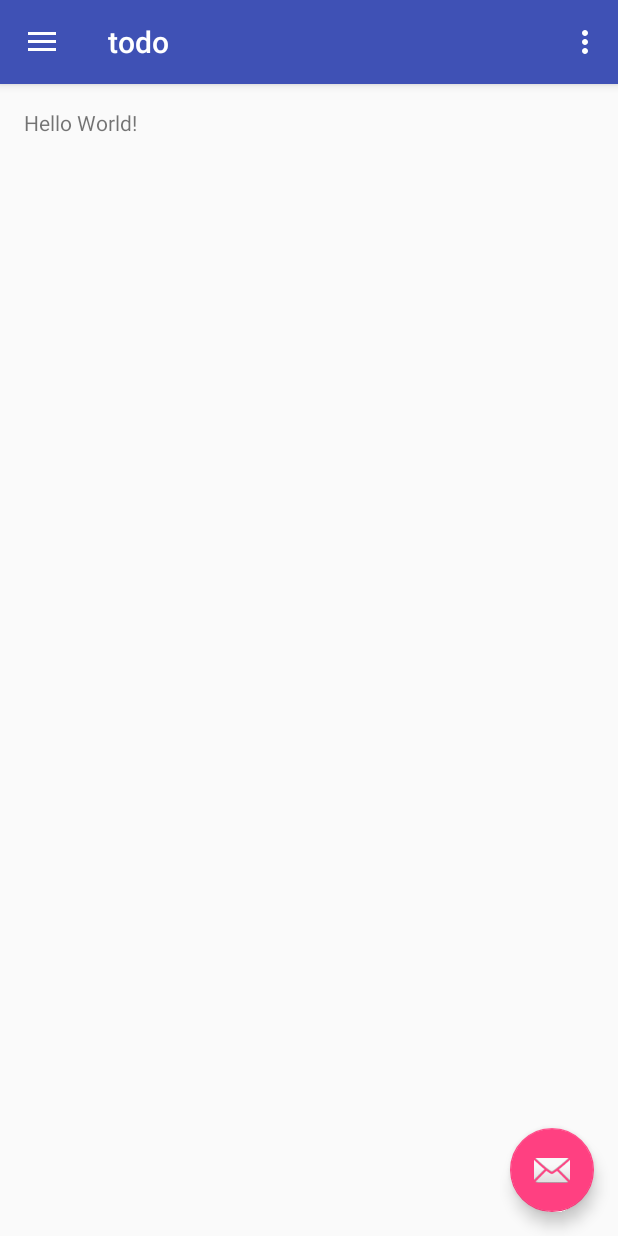
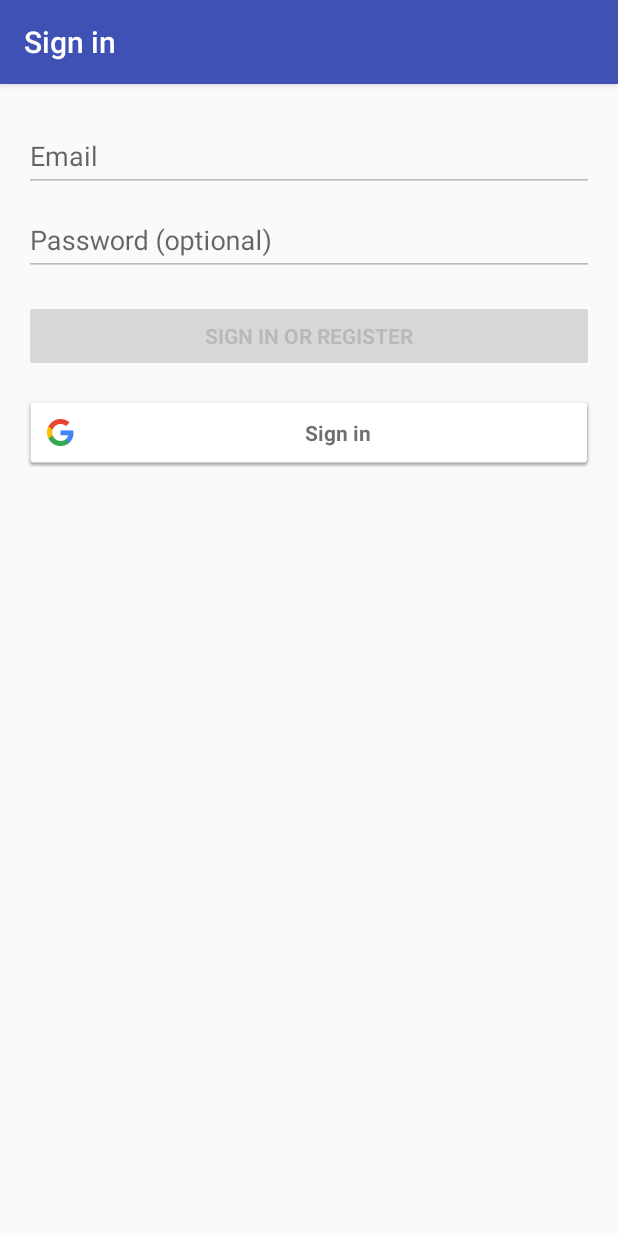
Before and after one commit to et79/todo, an Android app: the screen it shows after launch (MainActivity before the commit, LoginActivity after it), on a phone screen of 412 x 824 dp. Run offline under Robolectric (Android 15) with nearby library versions, the phone set to English and light mode, and no system bars; our stand-ins replace Firebase (no records; nobody signed in at launch, a user with empty details on screens opened directly); 2 statements that could not run were skipped.

Commit message:
Add Google login

```diff
--- /dev/null
+++ b/app/src/main/java/com/et79/todo/LoginActivity.java
@@ -0,0 +1,457 @@
+package com.et79.todo;
+
+import android.animation.Animator;
+import android.animation.AnimatorListenerAdapter;
+import android.annotation.TargetApi;
+import android.content.Intent;
+import android.content.pm.PackageManager;
+import android.support.annotation.NonNull;
+import android.support.design.widget.Snackbar;
+import android.support.v7.app.AppCompatActivity;
+import android.app.LoaderManager.LoaderCallbacks;
+
+import android.content.CursorLoader;
+import android.content.Loader;
+import android.database.Cursor;
+import android.net.Uri;
+import android.os.AsyncTask;
+
+import android.os.Build;
+import android.os.Bundle;
+import android.provider.ContactsContract;
+import android.text.TextUtils;
+import android.util.Log;
+import android.view.KeyEvent;
+import android.view.View;
+import android.view.View.OnClickListener;
+import android.view.inputmethod.EditorInfo;
+import android.widget.ArrayAdapter;
+import android.widget.AutoCompleteTextView;
+import android.widget.Button;
+import android.widget.EditText;
+import android.widget.TextView;
+import android.widget.Toast;
+
+import com.google.android.gms.auth.api.Auth;
+import com.google.android.gms.auth.api.signin.GoogleSignInAccount;
+import com.google.android.gms.auth.api.signin.GoogleSignInOptions;
+import com.google.android.gms.auth.api.signin.GoogleSignInResult;
+import com.google.android.gms.common.ConnectionResult;
+import com.google.android.gms.common.SignInButton;
+import com.google.android.gms.common.api.GoogleApiClient;
+import com.google.android.gms.tasks.OnCompleteListener;
+import com.google.android.gms.tasks.Task;
+import com.google.firebase.auth.AuthCredential;
+import com.google.firebase.auth.AuthResult;
+import com.google.firebase.auth.FirebaseAuth;
+import com.google.firebase.auth.GoogleAuthProvider;
+
+import java.util.ArrayList;
+import java.util.List;
+
+import static android.Manifest.permission.READ_CONTACTS;
+
+/**
+ * A login screen that offers login via email/password.
+ */
+public class LoginActivity extends AppCompatActivity implements
+        GoogleApiClient.OnConnectionFailedListener, LoaderCallbacks<Cursor> {
+
+    private static final String TAG = "LoginActivity";
+    private static final int RC_SIGN_IN = 9001;
+
+    /**
+     * Id to identity READ_CONTACTS permission request.
+     */
+    private static final int REQUEST_READ_CONTACTS = 0;
+
+    /**
+     * A dummy authentication store containing known user names and passwords.
+     * TODO: remove after connecting to a real authentication system.
+     */
+    private static final String[] DUMMY_CREDENTIALS = new String[]{
+            "foo@example.com:hello", "bar@example.com:world"
+    };
+    /**
+     * Keep track of the login task to ensure we can cancel it if requested.
+     */
+    private UserLoginTask mAuthTask = null;
+
+    // UI references.
+    private AutoCompleteTextView mEmailView;
+    private EditText mPasswordView;
+    private View mProgressView;
+    private View mLoginFormView;
+
+
+    private GoogleApiClient mGoogleApiClient;
+
+    // Firebase instance variables
+    private FirebaseAuth mFirebaseAuth;
+
+    @Override
+    protected void onCreate(Bundle savedInstanceState) {
+        super.onCreate(savedInstanceState);
+        setContentView(R.layout.activity_login);
+        // Set up the login form.
+        mEmailView = (AutoCompleteTextView) findViewById(R.id.email);
+        populateAutoComplete();
+
+        mPasswordView = (EditText) findViewById(R.id.password);
+        mPasswordView.setOnEditorActionListener(new TextView.OnEditorActionListener() {
+            @Override
+            public boolean onEditorAction(TextView textView, int id, KeyEvent keyEvent) {
+                if (id == R.id.login || id == EditorInfo.IME_NULL) {
+                    attemptLogin();
+                    return true;
+                }
+                return false;
+            }
+        });
+
+        Button mEmailSignInButton = (Button) findViewById(R.id.email_sign_in_button);
+        mEmailSignInButton.setOnClickListener(new OnClickListener() {
+            @Override
+            public void onClick(View view) {
+                attemptLogin();
+            }
+        });
+
+        // TODO: メールによるログイン
+        mEmailView.setEnabled(false);
+        mPasswordView.setEnabled(false);
+        mEmailSignInButton.setEnabled(false);
+
+        SignInButton mGoogleSignInButton = (SignInButton) findViewById(R.id.sign_in_button);
+        mGoogleSignInButton.setOnClickListener(new OnClickListener() {
+            @Override
+            public void onClick(View view) {
+                        signIn();
+            }
+        });
+
+        mLoginFormView = findViewById(R.id.login_form);
+        mProgressView = findViewById(R.id.login_progress);
+
+        // Configure Google Sign In
+        GoogleSignInOptions gso = new GoogleSignInOptions.Builder(GoogleSignInOptions.DEFAULT_SIGN_IN)
+                .requestIdToken(getString(R.string.default_web_client_id))
+                .requestEmail()
+                .build();
+        mGoogleApiClient = new GoogleApiClient.Builder(this)
+                .enableAutoManage(this /* FragmentActivity */, this /* OnConnectionFailedListener */)
+                .addApi(Auth.GOOGLE_SIGN_IN_API, gso)
+                .build();
+
+        // Initialize FirebaseAuth
+        mFirebaseAuth = FirebaseAuth.getInstance();
+    }
+
+
+    private void signIn() {
+        Intent signInIntent = Auth.GoogleSignInApi.getSignInIntent(mGoogleApiClient);
+        startActivityForResult(signInIntent, RC_SIGN_IN);
+    }
+
+    @Override
+    public void onActivityResult(int requestCode, int resultCode, Intent data) {
+        super.onActivityResult(requestCode, resultCode, data);
+
+        // Result returned from launching the Intent from GoogleSignInApi.getSignInIntent(...);
+        if (requestCode == RC_SIGN_IN) {
+            GoogleSignInResult result = Auth.GoogleSignInApi.getSignInResultFromIntent(data);
+            if (result.isSuccess()) {
+                // Google Sign In was successful, authenticate with Firebase
+                GoogleSignInAccount account = result.getSignInAccount();
+                firebaseAuthWithGoogle(account);
+            } else {
+                // Google Sign In failed
+                Log.e(TAG, "Google Sign In failed.");
+            }
+        }
+    }
+    private void firebaseAuthWithGoogle(GoogleSignInAccount acct) {
+        Log.d(TAG, "firebaseAuthWithGooogle:" + acct.getId());
+        AuthCredential credential = GoogleAuthProvider.getCredential(acct.getIdToken(), null);
+        mFirebaseAuth.signInWithCredential(credential)
+                .addOnCompleteListener(this, new OnCompleteListener<AuthResult>() {
+                    @Override
+                    public void onComplete(@NonNull Task<AuthResult> task) {
+                        Log.d(TAG, "signInWithCredential:onComplete:" + task.isSuccessful());
+
+                        // If sign in fails, display a message to the user. If sign in succeeds
+                        // the auth state listener will be notified and logic to handle the
+                        // signed in user can be handled in the listener.
+                        if (!task.isSuccessful()) {
+                            Log.w(TAG, "signInWithCredential", task.getException());
+                            Toast.makeText(LoginActivity.this, "Authentication failed.",
+                                    Toast.LENGTH_SHORT).show();
+                        } else {
+                            startActivity(new Intent(LoginActivity.this, MainActivity.class));
+                            finish();
+                        }
+                    }
+                });
+    }
+
+    private void populateAutoComplete() {
+        if (!mayRequestContacts()) {
+            return;
+        }
+
+        getLoaderManager().initLoader(0, null, this);
+    }
+
+    private boolean mayRequestContacts() {
+        if (Build.VERSION.SDK_INT < Build.VERSION_CODES.M) {
+            return true;
+        }
+        if (checkSelfPermission(READ_CONTACTS) == PackageManager.PERMISSION_GRANTED) {
+            return true;
+        }
+        if (shouldShowRequestPermissionRationale(READ_CONTACTS)) {
+            Snackbar.make(mEmailView, R.string.permission_rationale, Snackbar.LENGTH_INDEFINITE)
+                    .setAction(android.R.string.ok, new View.OnClickListener() {
+                        @Override
+                        @TargetApi(Build.VERSION_CODES.M)
+                        public void onClick(View v) {
+                            requestPermissions(new String[]{READ_CONTACTS}, REQUEST_READ_CONTACTS);
+                        }
+                    });
+        } else {
+            requestPermissions(new String[]{READ_CONTACTS}, REQUEST_READ_CONTACTS);
+        }
+        return false;
+    }
+
+    /**
+     * Callback received when a permissions request has been completed.
+     */
+    @Override
+    public void onRequestPermissionsResult(int requestCode, @NonNull String[] permissions,
+                                           @NonNull int[] grantResults) {
+        if (requestCode == REQUEST_READ_CONTACTS) {
+            if (grantResults.length == 1 && grantResults[0] == PackageManager.PERMISSION_GRANTED) {
+                populateAutoComplete();
+            }
+        }
+    }
+
+
+    /**
+     * Attempts to sign in or register the account specified by the login form.
+     * If there are form errors (invalid email, missing fields, etc.), the
+     * errors are presented and no actual login attempt is made.
+     */
+    private void attemptLogin() {
+        if (mAuthTask != null) {
+            return;
+        }
+
+        // Reset errors.
+        mEmailView.setError(null);
+        mPasswordView.setError(null);
+
+        // Store values at the time of the login attempt.
+        String email = mEmailView.getText().toString();
+        String password = mPasswordView.getText().toString();
+
+        boolean cancel = false;
+        View focusView = null;
+
+        // Check for a valid password, if the user entered one.
+        if (!TextUtils.isEmpty(password) && !isPasswordValid(password)) {
+            mPasswordView.setError(getString(R.string.error_invalid_password));
+            focusView = mPasswordView;
+            cancel = true;
+        }
+
+        // Check for a valid email address.
+        if (TextUtils.isEmpty(email)) {
+            mEmailView.setError(getString(R.string.error_field_required));
+            focusView = mEmailView;
+            cancel = true;
+        } else if (!isEmailValid(email)) {
+            mEmailView.setError(getString(R.string.error_invalid_email));
+            focusView = mEmailView;
+            cancel = true;
+        }
+
+        if (cancel) {
+            // There was an error; don't attempt login and focus the first
+            // form field with an error.
+            focusView.requestFocus();
+        } else {
+            // Show a progress spinner, and kick off a background task to
+            // perform the user login attempt.
+            showProgress(true);
+            mAuthTask = new UserLoginTask(email, password);
+            mAuthTask.execute((Void) null);
+        }
+    }
+
+    private boolean isEmailValid(String email) {
+        //TODO: Replace this with your own logic
+        return email.contains("@");
+    }
+
+    private boolean isPasswordValid(String password) {
+        //TODO: Replace this with your own logic
+        return password.length() > 4;
+    }
+
+    /**
+     * Shows the progress UI and hides the login form.
+     */
+    @TargetApi(Build.VERSION_CODES.HONEYCOMB_MR2)
+    private void showProgress(final boolean show) {
+        // On Honeycomb MR2 we have the ViewPropertyAnimator APIs, which allow
+        // for very easy animations. If available, use these APIs to fade-in
+        // the progress spinner.
+        if (Build.VERSION.SDK_INT >= Build.VERSION_CODES.HONEYCOMB_MR2) {
+            int shortAnimTime = getResources().getInteger(android.R.integer.config_shortAnimTime);
+
+            mLoginFormView.setVisibility(show ? View.GONE : View.VISIBLE);
+            mLoginFormView.animate().setDuration(shortAnimTime).alpha(
+                    show ? 0 : 1).setListener(new AnimatorListenerAdapter() {
+                @Override
+                public void onAnimationEnd(Animator animation) {
+                    mLoginFormView.setVisibility(show ? View.GONE : View.VISIBLE);
+                }
+            });
+
+            mProgressView.setVisibility(show ? View.VISIBLE : View.GONE);
+            mProgressView.animate().setDuration(shortAnimTime).alpha(
+                    show ? 1 : 0).setListener(new AnimatorListenerAdapter() {
+                @Override
+                public void onAnimationEnd(Animator animation) {
+                    mProgressView.setVisibility(show ? View.VISIBLE : View.GONE);
+                }
+            });
+        } else {
+            // The ViewPropertyAnimator APIs are not available, so simply show
+            // and hide the relevant UI components.
+            mProgressView.setVisibility(show ? View.VISIBLE : View.GONE);
+            mLoginFormView.setVisibility(show ? View.GONE : View.VISIBLE);
+        }
+    }
+
+    @Override
+    public Loader<Cursor> onCreateLoader(int i, Bundle bundle) {
+        return new CursorLoader(this,
+                // Retrieve data rows for the device user's 'profile' contact.
+                Uri.withAppendedPath(ContactsContract.Profile.CONTENT_URI,
+                        ContactsContract.Contacts.Data.CONTENT_DIRECTORY), ProfileQuery.PROJECTION,
+
+                // Select only email addresses.
+                ContactsContract.Contacts.Data.MIMETYPE +
+                        " = ?", new String[]{ContactsContract.CommonDataKinds.Email
+                .CONTENT_ITEM_TYPE},
+
+                // Show primary email addresses first. Note that there won't be
+                // a primary email address if the user hasn't specified one.
+                ContactsContract.Contacts.Data.IS_PRIMARY + " DESC");
+    }
+
+    @Override
+    public void onLoadFinished(Loader<Cursor> cursorLoader, Cursor cursor) {
+        List<String> emails = new ArrayList<>();
+        cursor.moveToFirst();
+        while (!cursor.isAfterLast()) {
+            emails.add(cursor.getString(ProfileQuery.ADDRESS));
+            cursor.moveToNext();
+        }
+
+        addEmailsToAutoComplete(emails);
+    }
+
+    @Override
+    public void onLoaderReset(Loader<Cursor> cursorLoader) {
+
+    }
+
+    @Override
+    public void onConnectionFailed(@NonNull ConnectionResult connectionResult) {
+        // An unresolvable error has occurred and Google APIs (including Sign-In) will not
+        // be available.
+        Log.d(TAG, "onConnectionFailed:" + connectionResult);
+        Toast.makeText(this, "Google Play Services error.", Toast.LENGTH_SHORT).show();
+    }
+
+    private void addEmailsToAutoComplete(List<String> emailAddressCollection) {
+        //Create adapter to tell the AutoCompleteTextView what to show in its dropdown list.
+        ArrayAdapter<String> adapter =
+                new ArrayAdapter<>(LoginActivity.this,
+                        android.R.layout.simple_dropdown_item_1line, emailAddressCollection);
+
+        mEmailView.setAdapter(adapter);
+    }
+
+
+    private interface ProfileQuery {
+        String[] PROJECTION = {
+                ContactsContract.CommonDataKinds.Email.ADDRESS,
+                ContactsContract.CommonDataKinds.Email.IS_PRIMARY,
+        };
+
+        int ADDRESS = 0;
+        int IS_PRIMARY = 1;
+    }
+
+    /**
+     * Represents an asynchronous login/registration task used to authenticate
+     * the user.
+     */
+    public class UserLoginTask extends AsyncTask<Void, Void, Boolean> {
+
+        private final String mEmail;
+        private final String mPassword;
+
+        UserLoginTask(String email, String password) {
+            mEmail = email;
+            mPassword = password;
+        }
+
+        @Override
+        protected Boolean doInBackground(Void... params) {
+            // TODO: attempt authentication against a network service.
+
+            try {
+                // Simulate network access.
+                Thread.sleep(2000);
+            } catch (InterruptedException e) {
+                return false;
+            }
+
+            for (String credential : DUMMY_CREDENTIALS) {
+                String[] pieces = credential.split(":");
+                if (pieces[0].equals(mEmail)) {
+                    // Account exists, return true if the password matches.
+                    return pieces[1].equals(mPassword);
+                }
+            }
+
+            // TODO: register the new account here.
+            return true;
+        }
+
+        @Override
+        protected void onPostExecute(final Boolean success) {
+            mAuthTask = null;
+            showProgress(false);
+
+            if (success) {
+                finish();
+            } else {
+                mPasswordView.setError(getString(R.string.error_incorrect_password));
+                mPasswordView.requestFocus();
+            }
+        }
+
+        @Override
+        protected void onCancelled() {
+            mAuthTask = null;
+            showProgress(false);
+        }
+    }
+}
--- a/app/src/main/java/com/et79/todo/MainActivity.java
+++ b/app/src/main/java/com/et79/todo/MainActivity.java
@@ -1,8 +1,11 @@
 package com.et79.todo;
 
+import android.content.Intent;
 import android.os.Bundle;
+import android.support.annotation.NonNull;
 import android.support.design.widget.FloatingActionButton;
 import android.support.design.widget.Snackbar;
+import android.util.Log;
 import android.view.View;
 import android.support.design.widget.NavigationView;
 import android.support.v4.view.GravityCompat;
@@ -12,9 +15,29 @@ import android.support.v7.app.AppCompatActivity;
 import android.support.v7.widget.Toolbar;
 import android.view.Menu;
 import android.view.MenuItem;
+import android.widget.Toast;
+
+import com.google.android.gms.auth.api.Auth;
+
+import com.google.android.gms.common.ConnectionResult;
+import com.google.android.gms.common.api.GoogleApiClient;
+import com.google.firebase.auth.FirebaseAuth;
+import com.google.firebase.auth.FirebaseUser;
 
 public class MainActivity extends AppCompatActivity
-        implements NavigationView.OnNavigationItemSelectedListener {
+        implements NavigationView.OnNavigationItemSelectedListener, GoogleApiClient.OnConnectionFailedListener{
+
+    private static final String TAG = "MainActivity";
+
+    private String mUsername;
+    private String mPhotoUrl;
+    private GoogleApiClient mGoogleApiClient;
+
+    public static final String ANONYMOUS = "anonymous";
+
+    // Firebase instance variables
+    private FirebaseAuth mFirebaseAuth;
+    private FirebaseUser mFirebaseUser;
 
     @Override
     protected void onCreate(Bundle savedInstanceState) {
@@ -40,6 +63,26 @@ public class MainActivity extends AppCompatActivity
 
         NavigationView navigationView = (NavigationView) findViewById(R.id.nav_view);
         navigationView.setNavigationItemSelectedListener(this);
+
+        // Initialize Firebase Auth
+        mFirebaseAuth = FirebaseAuth.getInstance();
+        mFirebaseUser = mFirebaseAuth.getCurrentUser();
+        if (mFirebaseUser == null) {
+            // Not signed in, launch the Sign In activity
+            startActivity(new Intent(this, LoginActivity.class));
+            finish();
+            return;
+        } else {
+            mUsername = mFirebaseUser.getDisplayName();
+            if (mFirebaseUser.getPhotoUrl() != null) {
+                mPhotoUrl = mFirebaseUser.getPhotoUrl().toString();
+            }
+        }
+
+        mGoogleApiClient = new GoogleApiClient.Builder(this)
+                .enableAutoManage(this /* FragmentActivity */, this /* OnConnectionFailedListener */)
+                .addApi(Auth.GOOGLE_SIGN_IN_API)
+                .build();
     }
 
     @Override
@@ -71,7 +114,24 @@ public class MainActivity extends AppCompatActivity
             return true;
         }
 
+        else if (id == R.id.sign_out_menu) {
+            mFirebaseAuth.signOut();
+            Auth.GoogleSignInApi.signOut(mGoogleApiClient);
+            mUsername = ANONYMOUS;
+            startActivity(new Intent(this, LoginActivity.class));
+            return true;
+        }
+
         return super.onOptionsItemSelected(item);
+    }
+
+
+    @Override
+    public void onConnectionFailed(@NonNull ConnectionResult connectionResult) {
+        // An unresolvable error has occurred and Google APIs (including Sign-In) will not
+        // be available.
+        Log.d(TAG, "onConnectionFailed:" + connectionResult);
+        Toast.makeText(this, "Google Play Services error.", Toast.LENGTH_SHORT).show();
     }
 
     @SuppressWarnings("StatementWithEmptyBody")
--- /dev/null
+++ b/app/src/main/res/layout/activity_login.xml
@@ -0,0 +1,83 @@
+<LinearLayout xmlns:android="http://schemas.android.com/apk/res/android"
+    xmlns:tools="http://schemas.android.com/tools"
+    android:layout_width="match_parent"
+    android:layout_height="match_parent"
+    android:gravity="center_horizontal"
+    android:orientation="vertical"
+    android:paddingBottom="@dimen/activity_vertical_margin"
+    android:paddingLeft="@dimen/activity_horizontal_margin"
+    android:paddingRight="@dimen/activity_horizontal_margin"
+    android:paddingTop="@dimen/activity_vertical_margin"
+    tools:context="com.et79.todo.LoginActivity">
+
+    <!-- Login progress -->
+    <ProgressBar
+        android:id="@+id/login_progress"
+        style="?android:attr/progressBarStyleLarge"
+        android:layout_width="wrap_content"
+        android:layout_height="wrap_content"
+        android:layout_marginBottom="8dp"
+        android:visibility="gone" />
+
+    <ScrollView
+        android:id="@+id/login_form"
+        android:layout_width="match_parent"
+        android:layout_height="match_parent">
+
+        <LinearLayout
+            android:id="@+id/email_login_form"
+            android:layout_width="match_parent"
+            android:layout_height="wrap_content"
+            android:orientation="vertical">
+
+            <android.support.design.widget.TextInputLayout
+                android:layout_width="match_parent"
+                android:layout_height="wrap_content">
+
+                <AutoCompleteTextView
+                    android:id="@+id/email"
+                    android:layout_width="match_parent"
+                    android:layout_height="wrap_content"
+                    android:hint="@string/prompt_email"
+                    android:inputType="textEmailAddress"
+                    android:maxLines="1"
+                    android:singleLine="true" />
+
+            </android.support.design.widget.TextInputLayout>
+
+            <android.support.design.widget.TextInputLayout
+                android:layout_width="match_parent"
+                android:layout_height="wrap_content">
+
+                <EditText
+                    android:id="@+id/password"
+                    android:layout_width="match_parent"
+                    android:layout_height="wrap_content"
+                    android:hint="@string/prompt_password"
+                    android:imeActionId="@+id/login"
+                    android:imeActionLabel="@string/action_sign_in_short"
+                    android:imeOptions="actionUnspecified"
+                    android:inputType="textPassword"
+                    android:maxLines="1"
+                    android:singleLine="true" />
+
+            </android.support.design.widget.TextInputLayout>
+
+            <Button
+                android:id="@+id/email_sign_in_button"
+                style="?android:textAppearanceSmall"
+                android:layout_width="match_parent"
+                android:layout_height="wrap_content"
+                android:layout_marginTop="16dp"
+                android:text="@string/action_sign_in"
+                android:textStyle="bold" />
+
+            <com.google.android.gms.common.SignInButton
+                android:id="@+id/sign_in_button"
+                android:layout_width="match_parent"
+                android:layout_height="wrap_content"
+                android:layout_marginTop="16dp"/>
+
+        </LinearLayout>
+    </ScrollView>
+</LinearLayout>
--- a/app/src/main/res/menu/activity_main_drawer.xml
+++ b/app/src/main/res/menu/activity_main_drawer.xml
@@ -1,5 +1,6 @@
 <?xml version="1.0" encoding="utf-8"?>
-<menu xmlns:android="http://schemas.android.com/apk/res/android">
+<menu xmlns:android="http://schemas.android.com/apk/res/android"
+    xmlns:app="http://schemas.android.com/apk/res-auto">
 
     <group android:checkableBehavior="single">
         <item
--- a/app/src/main/res/menu/main.xml
+++ b/app/src/main/res/menu/main.xml
@@ -6,4 +6,8 @@
         android:orderInCategory="100"
         android:title="@string/action_settings"
         app:showAsAction="never" />
+    <item
+        android:id="@+id/sign_out_menu"
+        android:title="@string/sign_out"
+        app:showAsAction="never"/>
 </menu>
--- a/app/src/main/res/values/strings.xml
+++ b/app/src/main/res/values/strings.xml
@@ -1,8 +1,24 @@
 <resources>
     <string name="app_name">todo</string>
+
+    <string name="sign_out">Sign Out</string>
 
     <string name="navigation_drawer_open">Open navigation drawer</string>
     <string name="navigation_drawer_close">Close navigation drawer</string>
 
     <string name="action_settings">Settings</string>
+    <string name="title_activity_login">Sign in</string>
+
+    <!-- Strings related to login -->
+    <string name="prompt_email">Email</string>
+    <string name="prompt_password">Password (optional)</string>
+    <string name="action_sign_in">Sign in or register</string>
+    <string name="action_sign_in_short">Sign in</string>
+    <string name="error_invalid_email">This email address is invalid</string>
+    <string name="error_invalid_password">This password is too short</string>
+    <string name="error_incorrect_password">This password is incorrect</string>
+    <string name="error_field_required">This field is required</string>
+    <string name="permission_rationale">"Contacts permissions are needed for providing email
+        completions."
+    </string>
 </resources>
```
Also changed, not shown: app/build.gradle (+9 -0 lines), app/src/main/AndroidManifest.xml (+9 -0 lines).
